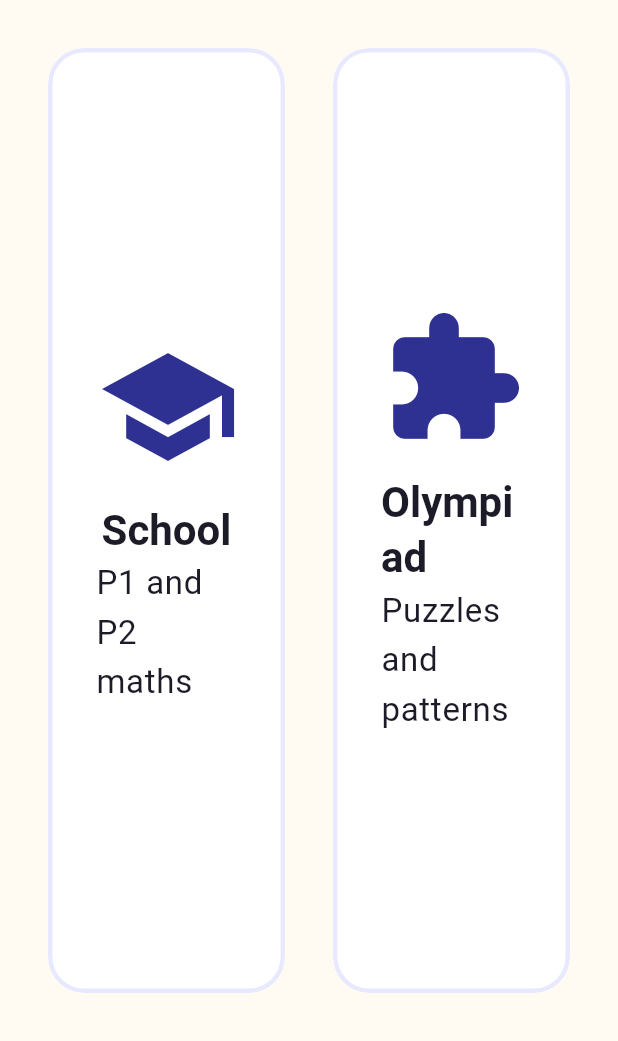
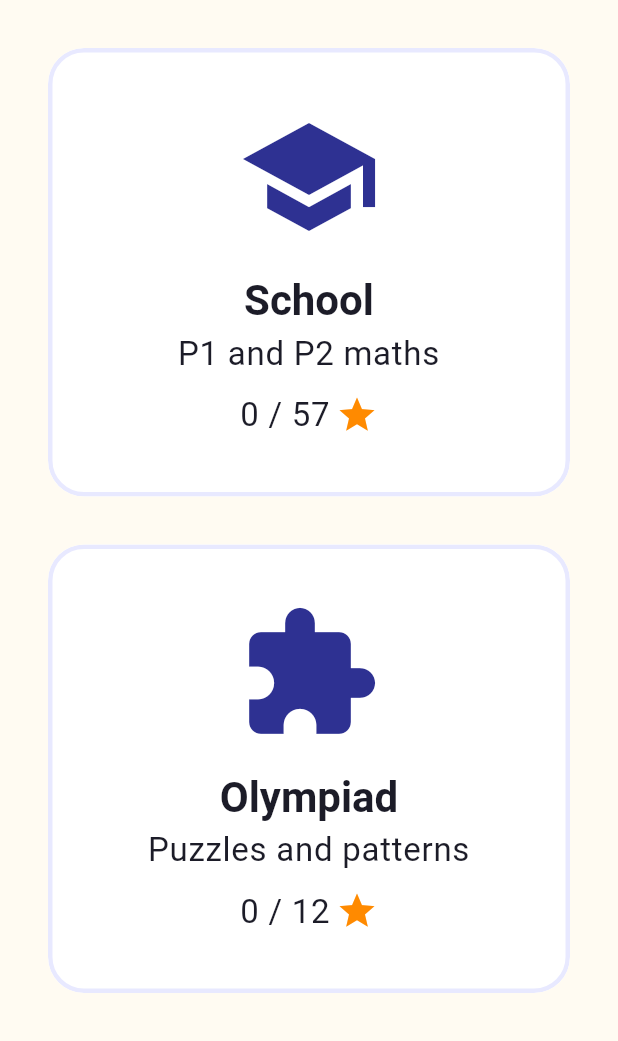
Before and after one commit to codeforests/number-ninja, a Flutter app: the HomeScreen screen opened by its route, on a phone screen of 412 x 824 dp, the part 195-1236 px from its top. Run offline on Flutter 3.47's test engine with Material 3 defaults, Android fonts, the phone set to English and light mode, and no system bars; our stand-ins replace drift, drift_flutter, flutter_riverpod, go_router, material_ui; accounts and stored records are empty; generated files the repository leaves out were written again.

Commit message:
FEAT-04 T4: SCR-03 topic map with stars and level, SCR-02 track stars
Co-Authored-By: Claude Opus 5.5 <noreply@anthropic.com>
Claude-Session: https://claude.ai/code/session_016iSGJL5vuJnuZgYeKJxisg

```diff
--- a/lib/app.dart
+++ b/lib/app.dart
@@ -5,8 +5,8 @@ import 'package:material_ui/material_ui.dart';
 import 'features/home/home_screen.dart';
 import 'features/quiz/quiz_controller.dart';
 import 'features/quiz/quiz_screen.dart';
+import 'features/topics/topic_map_screen.dart';
 import 'features/quiz/result_screen.dart';
-import 'features/quiz/topic_list_screen.dart';
 import 'features/parent/change_pin_screen.dart';
 import 'features/parent/parent_screen.dart';
 import 'features/parent/pin_entry_screen.dart';
@@ -20,7 +20,7 @@ abstract final class Routes {
   static const pinEntry = '/parent/pin'; // SCR-08
   static const parent = '/parent'; // SCR-11
   static const changePin = '/parent/change-pin'; // SCR-11 (change PIN)
-  static String play(String track) => '/play/$track'; // SCR-03 placeholder
+  static String play(String track) => '/play/$track'; // SCR-03
   static String quiz(String topicId) => '/quiz/$topicId'; // SCR-04
   static const result = '/result'; // SCR-05, the RoundSummary as extra
 }
@@ -54,7 +54,7 @@ final routerProvider = Provider<GoRouter>((ref) {
       GoRoute(
         path: '/play/:track',
         builder: (context, state) =>
-            TopicListScreen(track: state.pathParameters['track']!),
+            TopicMapScreen(track: state.pathParameters['track']!),
       ),
       GoRoute(
         path: '/quiz/:topicId',
--- a/lib/domain/topics.dart
+++ b/lib/domain/topics.dart
@@ -19,7 +19,7 @@ const topics = <Topic>[
   Topic('p1.shapes', Track.p1, 'Shapes and patterns'),
   Topic('p1.graphs', Track.p1, 'Picture graphs'),
   Topic('p2.place', Track.p2, 'Numbers to 1000'),
-  Topic('p2.regroup', Track.p2, 'Add and subtract with regrouping'),
+  Topic('p2.regroup', Track.p2, 'Add and subtract'),
   Topic('p2.times', Track.p2, 'Times tables'),
   Topic('p2.divide', Track.p2, 'Division'),
   Topic('p2.fractions', Track.p2, 'Fractions'),
--- a/lib/features/home/home_screen.dart
+++ b/lib/features/home/home_screen.dart
@@ -1,26 +1,79 @@
+import 'package:flutter_riverpod/flutter_riverpod.dart';
 import 'package:go_router/go_router.dart';
 import 'package:material_ui/material_ui.dart';
 
 import '../../app.dart';
+import '../../domain/progress.dart';
+import '../../domain/topics.dart';
+import '../../providers.dart';
 import '../../ui/theme.dart';
+import '../topics/topic_map_screen.dart';
 
-/// SCR-02: home. Track cards open the placeholder topic list until FEAT-04.
-class HomeScreen extends StatelessWidget {
+/// SCR-02: home. Two track cards with the stars earned on each, side by
+/// side in landscape and stacked in portrait (PRC-01, NFR-09).
+class HomeScreen extends ConsumerWidget {
   const HomeScreen({super.key});
 
+  /// Stars earned on the topics of [slug], and the most there are.
+  static (int, int) trackStars(
+    Map<String, TopicProgress> progress,
+    String slug,
+  ) {
+    final tracks = TrackSlug.tracks(slug);
+    final inTrack = [
+      for (final t in topics)
+        if (tracks.contains(t.track)) t.id,
+    ];
+    final earned = inTrack.fold(
+      0,
+      (sum, id) => sum + (progress[id]?.bestStars ?? 0),
+    );
+    return (earned, inTrack.length * 3);
+  }
+
   @override
-  Widget build(BuildContext context) {
+  Widget build(BuildContext context, WidgetRef ref) {
     final theme = Theme.of(context).textTheme;
+    final progress = ref.watch(topicProgressProvider).value ?? const {};
+    final size = MediaQuery.sizeOf(context);
+    final portrait = size.width < size.height;
+    final cards = [
+      _TrackCard(
+        title: 'School',
+        subtitle: 'P1 and P2 maths',
+        icon: Icons.school,
+        track: TrackSlug.school,
+        stars: trackStars(progress, TrackSlug.school),
+      ),
+      _TrackCard(
+        title: 'Olympiad',
+        subtitle: 'Puzzles and patterns',
+        icon: Icons.extension,
+        track: TrackSlug.olympiad,
+        stars: trackStars(progress, TrackSlug.olympiad),
+      ),
+    ];
+    const gap = SizedBox.square(dimension: AppSizes.gap * 2);
     return Scaffold(
       body: SafeArea(
-        child: Padding(
+        child: LayoutBuilder(
+          builder: (context, constraints) => SingleChildScrollView(
             padding: const EdgeInsets.all(AppSizes.gap * 2),
+            child: ConstrainedBox(
+              constraints: BoxConstraints(
+                minHeight: constraints.maxHeight - AppSizes.gap * 4,
+              ),
+              child: IntrinsicHeight(
                 child: Column(
+                  crossAxisAlignment: CrossAxisAlignment.stretch,
                   children: [
                     Row(
                       children: [
                         Expanded(
-                    child: Text('Number Ninja', style: theme.displaySmall),
+                          child: Text(
+                            'Number Ninja',
+                            style: theme.displaySmall,
+                          ),
                         ),
                         SizedBox(
                           height: AppSizes.minTap,
@@ -33,31 +86,22 @@ class HomeScreen extends StatelessWidget {
                         ),
                       ],
                     ),
-              const SizedBox(height: AppSizes.gap * 2),
-              const Expanded(
-                child: Row(
+                    gap,
+                    Expanded(
+                      child: Flex(
+                        direction: portrait ? Axis.vertical : Axis.horizontal,
+                        crossAxisAlignment: CrossAxisAlignment.stretch,
                         children: [
-                    Expanded(
-                      child: _TrackCard(
-                        title: 'School',
-                        subtitle: 'P1 and P2 maths',
-                        icon: Icons.school,
-                        track: 'school',
-                      ),
-                    ),
-                    SizedBox(width: AppSizes.gap * 2),
-                    Expanded(
-                      child: _TrackCard(
-                        title: 'Olympiad',
-                        subtitle: 'Puzzles and patterns',
-                        icon: Icons.extension,
-                        track: 'olympiad',
+                          Expanded(child: cards[0]),
+                          gap,
+                          Expanded(child: cards[1]),
+                        ],
                       ),
                     ),
                   ],
                 ),
               ),
-            ],
+            ),
           ),
         ),
       ),
@@ -71,12 +115,16 @@ class _TrackCard extends StatelessWidget {
     required this.subtitle,
     required this.icon,
     required this.track,
+    required this.stars,
   });
 
   final String title;
   final String subtitle;
   final IconData icon;
   final String track;
+
+  /// Stars earned and the most there are.
+  final (int, int) stars;
 
   @override
   Widget build(BuildContext context) {
@@ -99,7 +147,28 @@ class _TrackCard extends StatelessWidget {
               Icon(icon, size: 96, color: AppColors.ninja),
               const SizedBox(height: AppSizes.gap),
               Text(title, style: theme.headlineSmall),
-              Text(subtitle, style: theme.bodyLarge),
+              Text(
+                subtitle,
+                style: theme.bodyLarge,
+                textAlign: TextAlign.center,
+              ),
+              const SizedBox(height: AppSizes.gap / 2),
+              Row(
+                mainAxisSize: MainAxisSize.min,
+                children: [
+                  Text(
+                    '${stars.$1} / ${stars.$2}',
+                    key: Key('track-stars-$track'),
+                    style: theme.bodyLarge,
+                  ),
+                  const SizedBox(width: AppSizes.gap / 4),
+                  const Icon(
+                    Icons.star,
+                    size: AppText.heading,
+                    color: AppColors.sun,
+                  ),
+                ],
+              ),
             ],
           ),
         ),
--- a/lib/features/quiz/result_screen.dart
+++ b/lib/features/quiz/result_screen.dart
@@ -50,7 +50,7 @@ class ResultScreen extends StatelessWidget {
                   Text(
                     'Level up! Now level ${summary.nextLevel}',
                     key: const Key('level-up'),
-                    style: theme.headlineMedium?.copyWith(
+                    style: theme.headlineSmall?.copyWith(
                       color: AppColors.sun,
                       fontWeight: FontWeight.bold,
                     ),
```
Also changed, not shown: lib/features/quiz/topic_list_screen.dart (deleted, +0 -75 lines), lib/features/topics/topic_icons.dart (added, +28 -0 lines), lib/features/topics/topic_map_screen.dart (added, +207 -0 lines), 1 other file. Lines whose indentation alone changed are shown as unchanged.
